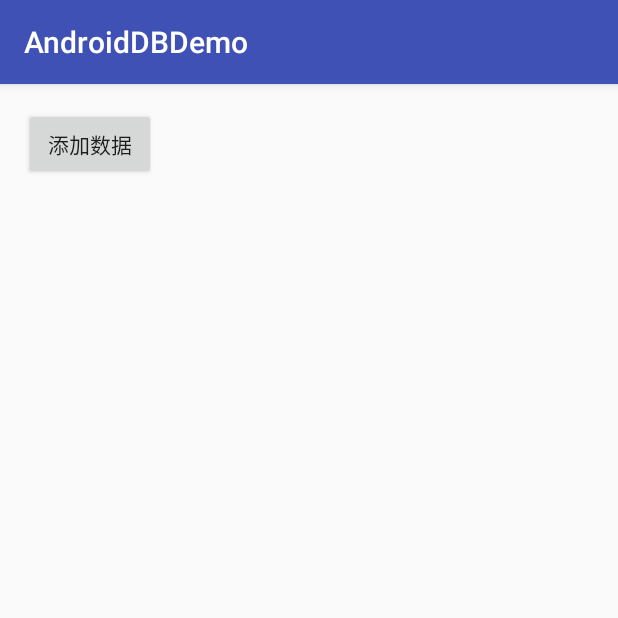
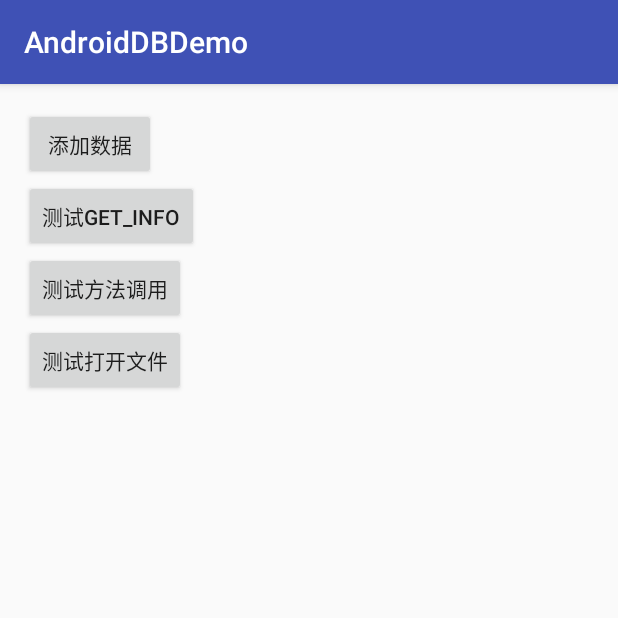
Before and after one commit to heqiangflytosky/AndroidDBDemo, an Android app: the screen it shows after launch (MainActivity), on a phone screen of 412 x 824 dp, the top half of it. Run offline under Robolectric (Android 15) with nearby library versions, the phone set to English and light mode, and no system bars.

Commit message:
add call method android openfile

```diff
--- a/app/src/main/res/layout/activity_main.xml
+++ b/app/src/main/res/layout/activity_main.xml
@@ -1,5 +1,5 @@
 <?xml version="1.0" encoding="utf-8"?>
-<RelativeLayout
+<LinearLayout
     android:id="@+id/activity_main"
     xmlns:android="http://schemas.android.com/apk/res/android"
     xmlns:tools="http://schemas.android.com/tools"
@@ -9,6 +9,7 @@
     android:paddingLeft="@dimen/activity_horizontal_margin"
     android:paddingRight="@dimen/activity_horizontal_margin"
     android:paddingTop="@dimen/activity_vertical_margin"
+    android:orientation="vertical"
     tools:context="com.android.hq.androiddbdemo.MainActivity">
 
     <Button
@@ -16,4 +17,20 @@
         android:layout_height="wrap_content"
         android:text="添加数据"
         android:onClick="addData"/>
-</RelativeLayout>
+    <Button
+        android:layout_width="wrap_content"
+        android:layout_height="wrap_content"
+        android:text="测试Get_Info"
+        android:onClick="testGetInfo"/>
+    <Button
+        android:layout_width="wrap_content"
+        android:layout_height="wrap_content"
+        android:text="测试方法调用"
+        android:onClick="testMethod"/>
+
+    <Button
+        android:layout_width="wrap_content"
+        android:layout_height="wrap_content"
+        android:text="测试打开文件"
+        android:onClick="testOpenFile"/>
+</LinearLayout>
```
Also changed, not shown: app/src/main/java/com/android/hq/androiddbdemo/CommonDatabase.java (added, +12 -0 lines), app/src/main/java/com/android/hq/androiddbdemo/ConfigTable.java (added, +67 -0 lines), app/src/main/java/com/android/hq/androiddbdemo/DemoProvider.java (+44 -1 lines), app/src/main/java/com/android/hq/androiddbdemo/MainActivity.java (+41 -0 lines).
